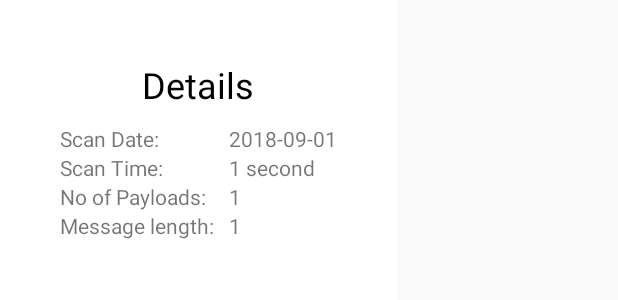
After one commit to flakeynetworks/QRSequencer, an Android app: the layout dialog_advanced_details.xml on its own in the app's theme, with its tools: preview values and no code run, on a phone screen of 412 x 824 dp. The commit adds this screen. Shown: the top 300 px of the screen. Run offline under Robolectric (Android 15) with nearby library versions, the phone set to English and light mode, and no system bars.

Commit message:
Added details dialog to see the scan details
When viewing scan results you can now see a dialog with the scan details on it such as scan time, scan duration, number of payloads and length of message.

Minor code improvements as well

```diff
--- a/app/build.gradle
+++ b/app/build.gradle
@@ -6,8 +6,8 @@ android {
         applicationId "uk.co.flakeynetworks.qrcodesequence"
         minSdkVersion 16
         targetSdkVersion 28
-        versionCode 3
-        versionName "1.2"
+        versionCode 4
+        versionName "1.3"
         testInstrumentationRunner "android.support.test.runner.AndroidJUnitRunner"
     }
     buildTypes {
--- a/app/src/main/java/uk/co/flakeynetworks/qrcodesequence/HistoryItemAdapter.java
+++ b/app/src/main/java/uk/co/flakeynetworks/qrcodesequence/HistoryItemAdapter.java
@@ -2,7 +2,6 @@ package uk.co.flakeynetworks.qrcodesequence;
 
 import android.support.annotation.NonNull;
 import android.support.v7.widget.RecyclerView;
-import android.util.Log;
 import android.view.LayoutInflater;
 import android.view.View;
 import android.view.ViewGroup;
--- a/app/src/main/java/uk/co/flakeynetworks/qrcodesequence/ui/FragmentAbout.java
+++ b/app/src/main/java/uk/co/flakeynetworks/qrcodesequence/ui/FragmentAbout.java
@@ -1,9 +1,9 @@
 package uk.co.flakeynetworks.qrcodesequence.ui;
 
-import android.app.Fragment;
 import android.graphics.Color;
 import android.graphics.drawable.ColorDrawable;
 import android.os.Bundle;
+import android.support.v4.app.Fragment;
 import android.view.LayoutInflater;
 import android.view.View;
 import android.view.ViewGroup;
--- a/app/src/main/java/uk/co/flakeynetworks/qrcodesequence/ui/FragmentHistory.java
+++ b/app/src/main/java/uk/co/flakeynetworks/qrcodesequence/ui/FragmentHistory.java
@@ -1,11 +1,11 @@
 package uk.co.flakeynetworks.qrcodesequence.ui;
 
-import android.app.Fragment;
 import android.graphics.Canvas;
 import android.graphics.Color;
 import android.graphics.drawable.ColorDrawable;
 import android.os.AsyncTask;
 import android.os.Bundle;
+import android.support.v4.app.Fragment;
 import android.support.v7.widget.DefaultItemAnimator;
 import android.support.v7.widget.GridLayoutManager;
 import android.support.v7.widget.RecyclerView;
--- a/app/src/main/java/uk/co/flakeynetworks/qrcodesequence/ui/FragmentHome.java
+++ b/app/src/main/java/uk/co/flakeynetworks/qrcodesequence/ui/FragmentHome.java
@@ -1,10 +1,10 @@
 package uk.co.flakeynetworks.qrcodesequence.ui;
 
 
-import android.app.Fragment;
 import android.graphics.Color;
 import android.graphics.drawable.ColorDrawable;
 import android.os.Bundle;
+import android.support.v4.app.Fragment;
 import android.view.LayoutInflater;
 import android.view.View;
 import android.view.ViewGroup;
--- a/app/src/main/java/uk/co/flakeynetworks/qrcodesequence/ui/FragmentSend.java
+++ b/app/src/main/java/uk/co/flakeynetworks/qrcodesequence/ui/FragmentSend.java
@@ -1,9 +1,9 @@
 package uk.co.flakeynetworks.qrcodesequence.ui;
 
-import android.app.Fragment;
 import android.graphics.Color;
 import android.graphics.drawable.ColorDrawable;
 import android.os.Bundle;
+import android.support.v4.app.Fragment;
 import android.view.LayoutInflater;
 import android.view.View;
 import android.view.ViewGroup;
--- a/app/src/main/java/uk/co/flakeynetworks/qrcodesequence/ui/FragmentSequence.java
+++ b/app/src/main/java/uk/co/flakeynetworks/qrcodesequence/ui/FragmentSequence.java
@@ -1,10 +1,10 @@
 package uk.co.flakeynetworks.qrcodesequence.ui;
 
-import android.app.Fragment;
 import android.graphics.Bitmap;
 import android.graphics.Color;
 import android.graphics.drawable.ColorDrawable;
 import android.os.Bundle;
+import android.support.v4.app.Fragment;
 import android.view.LayoutInflater;
 import android.view.View;
 import android.view.ViewGroup;
--- /dev/null
+++ b/app/src/main/res/layout/dialog_advanced_details.xml
@@ -0,0 +1,82 @@
+<?xml version="1.0" encoding="utf-8"?>
+<RelativeLayout xmlns:android="http://schemas.android.com/apk/res/android"
+    xmlns:tools="http://schemas.android.com/tools"
+    android:layout_width="wrap_content"
+    android:layout_height="wrap_content"
+    android:background="#fff">
+
+    <LinearLayout
+        android:id="@+id/linearLayout"
+        android:layout_width="wrap_content"
+        android:layout_height="wrap_content"
+        android:layout_margin="40dp"
+        android:orientation="vertical">
+
+        <TextView
+            android:layout_width="match_parent"
+            android:layout_height="wrap_content"
+            android:text="Details"
+            android:textAlignment="center"
+            android:textColor="#000"
+            android:textSize="24sp" />
+
+        <GridLayout
+            android:layout_width="wrap_content"
+            android:layout_height="wrap_content"
+            android:layout_marginTop="10dp"
+            android:columnCount="2"
+            android:rowCount="2">
+
+            <TextView
+                android:id="@+id/textView11"
+                android:layout_width="wrap_content"
+                android:layout_height="wrap_content"
+                android:text="Scan Date:" />
+
+            <TextView
+                android:id="@+id/scanDate"
+                android:layout_width="wrap_content"
+                android:layout_height="wrap_content"
+                android:text="2018-09-01" />
+
+            <TextView
+                android:id="@+id/textView13"
+                android:layout_width="wrap_content"
+                android:layout_height="wrap_content"
+                android:text="Scan Time:" />
+
+            <TextView
+                android:id="@+id/scanTime"
+                android:layout_width="wrap_content"
+                android:layout_height="wrap_content"
+                android:text="1 second" />
+
+            <TextView
+                android:id="@+id/textView15"
+                android:layout_width="wrap_content"
+                android:layout_height="wrap_content"
+                android:text="No of Payloads:" />
+
+            <TextView
+                android:id="@+id/numberOfPayloads"
+                android:layout_width="wrap_content"
+                android:layout_height="wrap_content"
+                android:text="1" />
+
+            <TextView
+                android:id="@+id/textView17"
+                android:layout_width="wrap_content"
+                android:layout_height="wrap_content"
+                android:layout_marginRight="10dp"
+                android:text="Message length:" />
+
+            <TextView
+                android:id="@+id/messageLength"
+                android:layout_width="wrap_content"
+                android:layout_height="wrap_content"
+                android:text="1" />
+
+        </GridLayout>
+    </LinearLayout>
+
+</RelativeLayout>
--- a/app/src/main/res/values/styles.xml
+++ b/app/src/main/res/values/styles.xml
@@ -10,6 +10,6 @@
 
     <style name="NoActionBar" parent="Theme.AppCompat.Light.DarkActionBar">
         <item name="windowActionBar">false</item>
-        <item name="android:windowNoTitle">true</item>
+        <item name="windowNoTitle">true</item>
     </style>
 </resources>
```
Also changed, not shown: app/src/main/java/uk/co/flakeynetworks/qrcodesequence/MainActivity.java (+6 -6 lines), app/src/main/java/uk/co/flakeynetworks/qrcodesequence/model/ScanResult.java (+34 -0 lines), app/src/main/java/uk/co/flakeynetworks/qrcodesequence/ui/FragmentScanResults.java (+12 -2 lines), app/src/main/java/uk/co/flakeynetworks/qrcodesequence/ui/dialog/DialogDetails.java (added, +58 -0 lines), app/src/main/res/layout/fragment_scan_results.xml (+40 -2 lines), app/src/main/res/drawable/icon_information.png (added).
